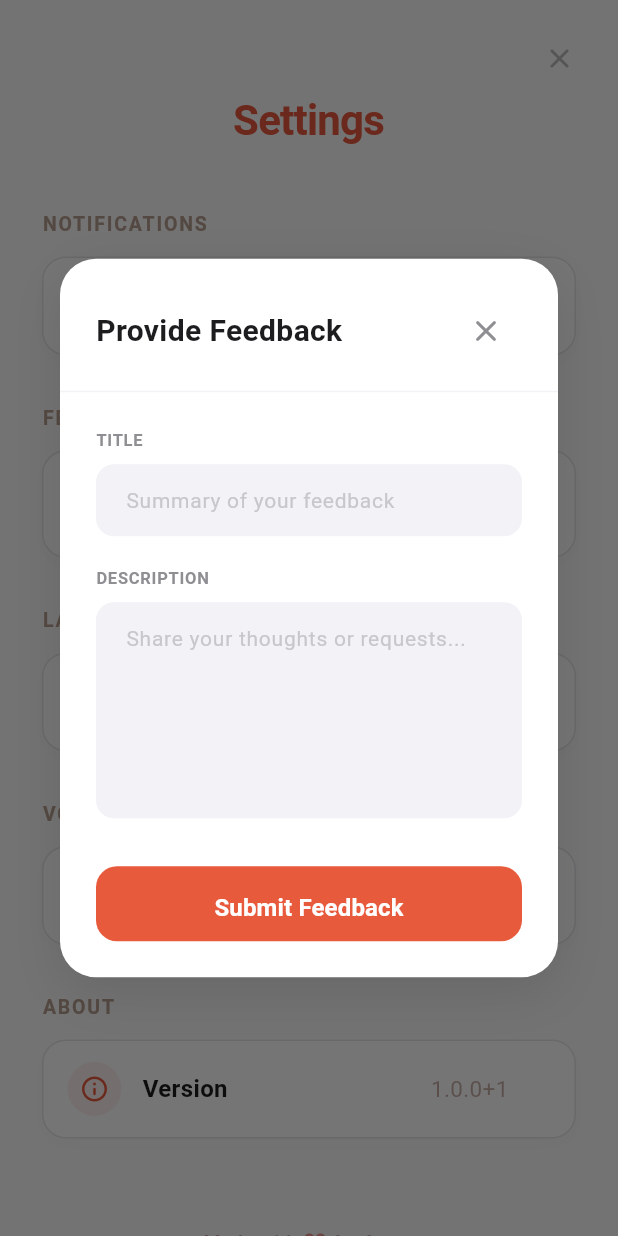
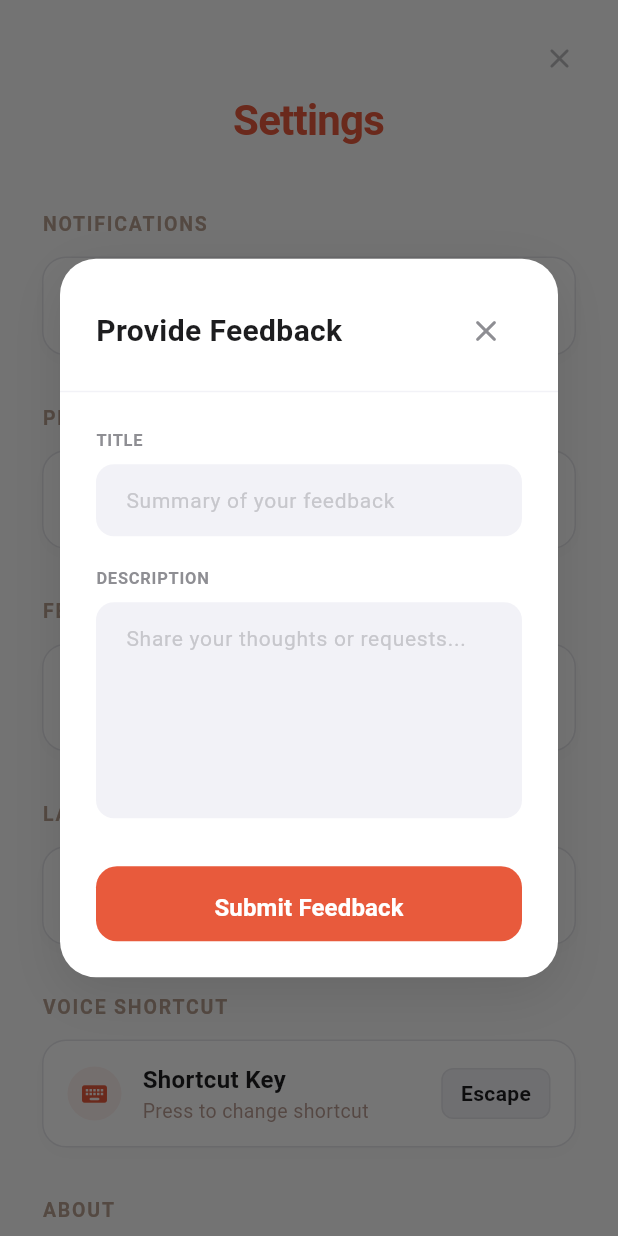
Before and after one commit to devmithunnath/timeboxai, a Flutter app: the HomeScreen screen opened directly, after a tap on the "settings" icon, after a tap on "Provide Feedback", on a phone screen of 412 x 824 dp. Run offline on Flutter 3.47's test engine with Material 3 defaults, Android fonts, the phone set to English and light mode, and no system bars; our stand-ins replace audioplayers, easy_localization, flutter_local_notifications, flutter_svg, sentry_flutter, shared_preferences and 2 more; missing offline and left inert: hotkey_manager, posthog_flutter, tray_manager, window_manager; accounts and stored records are empty; Roboto replaces fonts that are missing (.SF Pro Rounded); statements that could not run were skipped; project files that could hold a hidden picture were left out.

Commit message:
hotkey selection added to settings

```diff
--- a/lib/ui/home_screen.dart
+++ b/lib/ui/home_screen.dart
@@ -94,30 +94,20 @@ class _HomeScreenState extends State<HomeScreen> {
     final onboarding = Provider.of<OnboardingService>(context, listen: false);
     await hotKeyManager.unregisterAll();
 
-    // Map strings to KeyCode and KeyModifier
-    LogicalKeyboardKey keyCode = LogicalKeyboardKey.escape;
+    // Map from onboarding service values
+    final savedId = onboarding.hotkeyId;
+    final savedModifiers = onboarding.hotkeyModifiers;
+
+    // Resolve LogicalKeyboardKey from saved ID
+    LogicalKeyboardKey keyCode = LogicalKeyboardKey(savedId);
+
     List<HotKeyModifier> modifiers = [];
-
-    switch (onboarding.hotkey) {
-      case 'Escape':
-        keyCode = LogicalKeyboardKey.escape;
-        modifiers = [];
-        break;
-      case 'Shift+Option+V':
-        keyCode = LogicalKeyboardKey.keyV;
-        modifiers = [HotKeyModifier.shift, HotKeyModifier.alt];
-        break;
-      case 'Control+Space':
-        keyCode = LogicalKeyboardKey.space;
-        modifiers = [HotKeyModifier.control];
-        break;
-      case 'Command+Option+T':
-        keyCode = LogicalKeyboardKey.keyT;
-        modifiers = [HotKeyModifier.meta, HotKeyModifier.alt];
-        break;
-      default:
-        keyCode = LogicalKeyboardKey.escape;
-        modifiers = [];
+    for (final modStr in savedModifiers) {
+      final m = modStr.toLowerCase();
+      if (m == 'shift') modifiers.add(HotKeyModifier.shift);
+      else if (m == 'alt' || m == 'option') modifiers.add(HotKeyModifier.alt);
+      else if (m == 'control' || m == 'ctrl') modifiers.add(HotKeyModifier.control);
+      else if (m == 'meta' || m == 'command') modifiers.add(HotKeyModifier.meta);
     }
 
     HotKey hotKey = HotKey(
--- a/lib/ui/settings_screen.dart
+++ b/lib/ui/settings_screen.dart
@@ -1,5 +1,6 @@
 import 'package:flutter/foundation.dart';
 import 'package:flutter/material.dart';
+import 'package:flutter/services.dart';
 import 'package:provider/provider.dart';
 import 'package:easy_localization/easy_localization.dart';
 import '../services/onboarding_service.dart';
@@ -61,6 +62,26 @@ class SettingsScreen extends StatelessWidget {
                     ]),
 
                     const SizedBox(height: 32),
+                    const SectionHeader(title: 'PERMISSIONS'),
+                    const SizedBox(height: 12),
+                    _buildSettingsContainer([
+                      _buildToggleTile(
+                        icon: Icons.mic_none_rounded,
+                        title: 'Microphone & Speech',
+                        value: onboarding.microphoneEnabled,
+                        onChanged: (val) async {
+                          if (val) {
+                            // This will trigger the system prompt if needed
+                            onboarding.setMicrophoneEnabled(true);
+                          } else {
+                            onboarding.setMicrophoneEnabled(false);
+                          }
+                          AppToast.show(context, 'Permission updated');
+                        },
+                      ),
+                    ]),
+
+                    const SizedBox(height: 32),
                     const SectionHeader(title: 'FEEDBACK'),
                     const SizedBox(height: 12),
                     _buildSettingsContainer([
@@ -97,11 +118,16 @@ class SettingsScreen extends StatelessWidget {
                     const SectionHeader(title: 'VOICE SHORTCUT'),
                     const SizedBox(height: 12),
                     _buildSettingsContainer([
-                      _buildActionTile(
-                        icon: Icons.keyboard_rounded,
-                        title: 'Shortcut Key',
-                        trailingText: onboarding.hotkey,
-                        onTap: () => _showHotkeyPicker(context, onboarding),
+                      _HotkeyRecorder(
+                        currentLabel: onboarding.hotkey,
+                        onHotkeyRecorded: (label, keyId, modifiers) {
+                          onboarding.setHotkeyCustom(
+                            label: label,
+                            keyId: keyId,
+                            modifiers: modifiers,
+                          );
+                          AppToast.show(context, 'Hotkey updated');
+                        },
                       ),
                     ]),
 
@@ -245,53 +271,6 @@ class SettingsScreen extends StatelessWidget {
     );
   }
 
-  void _showHotkeyPicker(BuildContext context, OnboardingService onboarding) {
-    final options = [
-      'Escape',
-      'Option+Space',
-      'Shift+Option+V',
-      'Control+Space',
-      'Command+Option+T',
-    ];
-
-    showModalBottomSheet(
-      context: context,
-      backgroundColor: Colors.white,
-      shape: const RoundedRectangleBorder(
-        borderRadius: BorderRadius.vertical(top: Radius.circular(24)),
-      ),
-      builder: (context) {
-        return SafeArea(
-          child: Column(
-            mainAxisSize: MainAxisSize.min,
-            children: [
-              const SizedBox(height: 16),
-              const Text(
-                'Select Voice Shortcut',
-                style: TextStyle(fontSize: 18, fontWeight: FontWeight.w700),
-              ),
-              const SizedBox(height: 16),
-              ...options.map(
-                (opt) => ListTile(
-                  title: Text(opt),
-                  trailing:
-                      onboarding.hotkey == opt
-                          ? Icon(Icons.check, color: AppTheme.accent)
-                          : null,
-                  onTap: () {
-                    onboarding.setHotkey(opt);
-                    Navigator.pop(context);
-                    AppToast.show(context, 'Hotkey updated');
-                  },
-                ),
-              ),
-              const SizedBox(height: 20),
-            ],
-          ),
-        );
-      },
-    );
-  }
 
   Widget _buildLanguageTile(BuildContext context, String title, Locale locale) {
     final isSelected = context.locale == locale;
@@ -471,6 +450,148 @@ class SettingsScreen extends StatelessWidget {
   }
 }
 
+class _HotkeyRecorder extends StatefulWidget {
+  final String currentLabel;
+  final Function(String label, int keyId, List<String> modifiers) onHotkeyRecorded;
+
+  const _HotkeyRecorder({
+    required this.currentLabel,
+    required this.onHotkeyRecorded,
+  });
+
+  @override
+  State<_HotkeyRecorder> createState() => _HotkeyRecorderState();
+}
+
+class _HotkeyRecorderState extends State<_HotkeyRecorder> {
+  bool _isRecording = false;
+  final FocusNode _focusNode = FocusNode();
+
+  @override
+  void dispose() {
+    _focusNode.dispose();
+    super.dispose();
+  }
+
+  void _handleKeyEvent(RawKeyEvent event) {
+    if (!_isRecording) return;
+    if (event is! RawKeyDownEvent) return;
+
+    final key = event.logicalKey;
+
+    // Ignore pure modifier presses
+    if (key == LogicalKeyboardKey.controlLeft ||
+        key == LogicalKeyboardKey.controlRight ||
+        key == LogicalKeyboardKey.shiftLeft ||
+        key == LogicalKeyboardKey.shiftRight ||
+        key == LogicalKeyboardKey.altLeft ||
+        key == LogicalKeyboardKey.altRight ||
+        key == LogicalKeyboardKey.metaLeft ||
+        key == LogicalKeyboardKey.metaRight) {
+      return;
+    }
+
+    List<String> modifiers = [];
+    if (event.isControlPressed) modifiers.add('Control');
+    if (event.isAltPressed) modifiers.add('Alt');
+    if (event.isShiftPressed) modifiers.add('Shift');
+    if (event.isMetaPressed) modifiers.add('Command');
+
+    String label = '';
+    if (modifiers.isNotEmpty) {
+      label = '${modifiers.join('+')}+';
+    }
+    label += key.keyLabel;
+
+    widget.onHotkeyRecorded(
+      label,
+      key.keyId,
+      modifiers,
+    );
+
+    setState(() {
+      _isRecording = false;
+    });
+  }
+
+  @override
+  Widget build(BuildContext context) {
+    return Padding(
+      padding: const EdgeInsets.symmetric(horizontal: 16, vertical: 14),
+      child: Row(
+        children: [
+          Container(
+            padding: const EdgeInsets.all(8),
+            decoration: BoxDecoration(
+              color: AppTheme.accent.withValues(alpha: 0.08),
+              shape: BoxShape.circle,
+            ),
+            child: Icon(
+              _isRecording ? Icons.fiber_manual_record_rounded : Icons.keyboard_rounded,
+              color: _isRecording ? Colors.red : AppTheme.accent,
+              size: 20
+            ),
+          ),
+          const SizedBox(width: 14),
+          Expanded(
+            child: Column(
+              crossAxisAlignment: CrossAxisAlignment.start,
+              children: [
+                const Text(
+                  'Shortcut Key',
+                  style: TextStyle(
+                    fontSize: 16,
+                    fontWeight: FontWeight.w600,
+                    color: Color(0xFF1D1D1F),
+                  ),
+                ),
+                Text(
+                  _isRecording ? 'Press your desired keys...' : 'Press to change shortcut',
+                  style: TextStyle(
+                    fontSize: 13,
+                    color: MediaPlayerStyles.mutedColor.withValues(alpha: 0.6),
+                  ),
+                ),
+              ],
+            ),
+          ),
+          RawKeyboardListener(
+            focusNode: _focusNode,
+            onKey: _handleKeyEvent,
+            child: GestureDetector(
+              onTap: () {
+                setState(() {
+                  _isRecording = true;
+                });
+                _focusNode.requestFocus();
+              },
+              child: AnimatedContainer(
+                duration: const Duration(milliseconds: 200),
+                padding: const EdgeInsets.symmetric(horizontal: 12, vertical: 6),
+                decoration: BoxDecoration(
+                  color: _isRecording ? AppTheme.accent : const Color(0xFFF2F2F7),
+                  borderRadius: BorderRadius.circular(8),
+                  border: Border.all(
+                    color: _isRecording ? AppTheme.accent : const Color(0xFFE5E5EA),
+                  ),
+                ),
+                child: Text(
+                  _isRecording ? 'Record...' : widget.currentLabel,
+                  style: TextStyle(
+                    fontSize: 14,
+                    fontWeight: FontWeight.w600,
+                    color: _isRecording ? Colors.white : const Color(0xFF1D1D1F),
+                  ),
+                ),
+              ),
+            ),
+          ),
+        ],
+      ),
+    );
+  }
+}
+
 class _CloseButton extends StatefulWidget {
   final VoidCallback onPressed;
 
```
Also changed, not shown: lib/services/onboarding_service.dart (+46 -6 lines).
